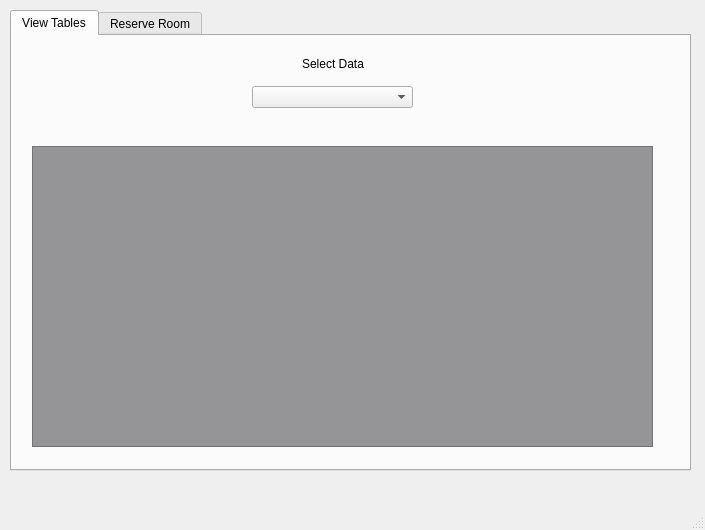
First picture: the form in wsu_hackathon_2022/cubhubs.ui, repository kenji-adachi/wsuHackathon2022, before the edit.
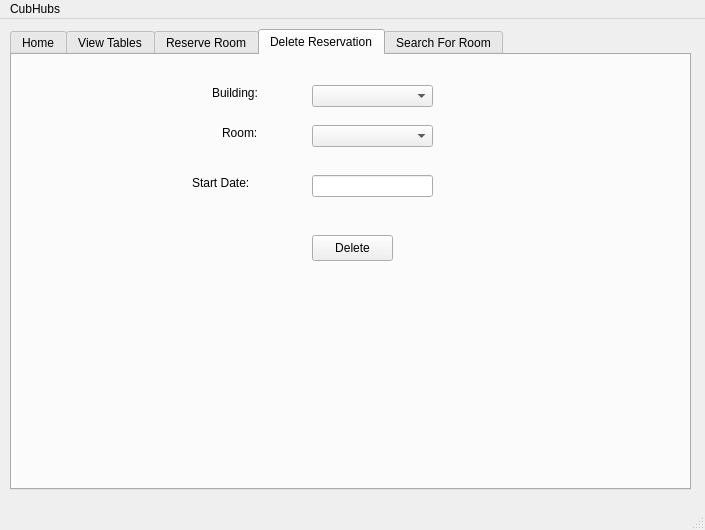
Second picture: the form after the edit. The open tabs and pages were chosen to show the change.

Commit message: Finished UI for delete and added home screen and search screen

What changed in the file:
```diff
--- a/wsu_hackathon_2022/cubhubs.ui
+++ b/wsu_hackathon_2022/cubhubs.ui
@@ -30,6 +30,24 @@
     <property name="currentIndex">
      <number>1</number>
     </property>
+    <widget class="QWidget" name="tab_3">
+     <attribute name="title">
+      <string>Home</string>
+     </attribute>
+     <widget class="QLabel" name="label_8">
+      <property name="geometry">
+       <rect>
+        <x>120</x>
+        <y>90</y>
+        <width>421</width>
+        <height>231</height>
+       </rect>
+      </property>
+      <property name="text">
+       <string>&lt;html&gt;&lt;head/&gt;&lt;body&gt;&lt;p align=&quot;center&quot;&gt;&lt;span style=&quot; font-size:96pt;&quot;&gt;CubHubs&lt;/span&gt;&lt;/p&gt;&lt;p align=&quot;center&quot;&gt;&lt;span style=&quot; font-size:18pt;&quot;&gt;-SCHEDULING MADE EASY-&lt;/span&gt;&lt;/p&gt;&lt;/body&gt;&lt;/html&gt;</string>
+      </property>
+     </widget>
+    </widget>
     <widget class="QWidget" name="tab">
      <attribute name="title">
       <string>View Tables</string>
@@ -44,8 +62,7 @@
        </rect>
       </property>
       <property name="styleSheet">
-       <string notr="true">background-color: rgb(149, 148, 150);
-font: 13pt &quot;.AppleSystemUIFont&quot;;</string>
+       <string notr="true">font: 13pt &quot;.AppleSystemUIFont&quot;;</string>
       </property>
       <attribute name="horizontalHeaderStretchLastSection">
        <bool>true</bool>
@@ -215,6 +232,31 @@
        <rect>
         <x>100</x>
         <y>30</y>
+        <width>121</width>
+        <height>22</height>
+       </rect>
+      </property>
+     </widget>
+    </widget>
+    <widget class="QWidget" name="tab_5">
+     <attribute name="title">
+      <string>Delete Reservation</string>
+     </attribute>
+     <widget class="QComboBox" name="buildingOptions_2">
+      <property name="geometry">
+       <rect>
+        <x>300</x>
+        <y>30</y>
+        <width>121</width>
+        <height>22</height>
+       </rect>
+      </property>
+     </widget>
+     <widget class="QComboBox" name="roomOptions_2">
+      <property name="geometry">
+       <rect>
+        <x>300</x>
+        <y>70</y>
         <width>121</width>
         <height>22</height>
        </rect>
@@ -223,14 +265,100 @@
      <widget class="QLabel" name="label_7">
       <property name="geometry">
        <rect>
-        <x>90</x>
-        <y>310</y>
-        <width>161</width>
-        <height>20</height>
+        <x>200</x>
+        <y>30</y>
+        <width>60</width>
+        <height>16</height>
        </rect>
       </property>
       <property name="text">
-       <string>Successflly Submitted!</string>
+       <string>Building:</string>
+      </property>
+     </widget>
+     <widget class="QLabel" name="label_9">
+      <property name="geometry">
+       <rect>
+        <x>210</x>
+        <y>70</y>
+        <width>60</width>
+        <height>16</height>
+       </rect>
+      </property>
+      <property name="text">
+       <string>Room:</string>
+      </property>
+     </widget>
+     <widget class="QLineEdit" name="reserveStartDate">
+      <property name="geometry">
+       <rect>
+        <x>300</x>
+        <y>120</y>
+        <width>121</width>
+        <height>22</height>
+       </rect>
+      </property>
+     </widget>
+     <widget class="QLabel" name="label_10">
+      <property name="geometry">
+       <rect>
+        <x>180</x>
+        <y>120</y>
+        <width>81</width>
+        <height>16</height>
+       </rect>
+      </property>
+      <property name="text">
+       <string>Start Date:</string>
+      </property>
+     </widget>
+     <widget class="QPushButton" name="deleteButton">
+      <property name="geometry">
+       <rect>
+        <x>300</x>
+        <y>180</y>
+        <width>81</width>
+        <height>26</height>
+       </rect>
+      </property>
+      <property name="text">
+       <string>Delete</string>
+      </property>
+     </widget>
+    </widget>
+    <widget class="QWidget" name="tab_4">
+     <attribute name="title">
+      <string>Search For Room</string>
+     </attribute>
+     <widget class="QLineEdit" name="lineEdit">
+      <property name="geometry">
+       <rect>
+        <x>120</x>
+        <y>40</y>
+        <width>391</width>
+        <height>22</height>
+       </rect>
+      </property>
+      <property name="styleSheet">
+       <string notr="true">font: 13pt &quot;Arial&quot;;</string>
+      </property>
+      <property name="inputMask">
+       <string/>
+      </property>
+      <property name="text">
+       <string/>
+      </property>
+     </widget>
+     <widget class="QLabel" name="label_11">
+      <property name="geometry">
+       <rect>
+        <x>300</x>
+        <y>10</y>
+        <width>60</width>
+        <height>16</height>
+       </rect>
+      </property>
+      <property name="text">
+       <string>Search</string>
       </property>
      </widget>
     </widget>
@@ -245,6 +373,12 @@
      <height>21</height>
     </rect>
    </property>
+   <widget class="QMenu" name="menuCubHubs">
+    <property name="title">
+     <string>CubHubs</string>
+    </property>
+   </widget>
+   <addaction name="menuCubHubs"/>
   </widget>
   <widget class="QStatusBar" name="statusbar"/>
  </widget>
```
Left out of the diff: 38 changed lines with no effect on the pictures. The commit also changes 2 other files.
